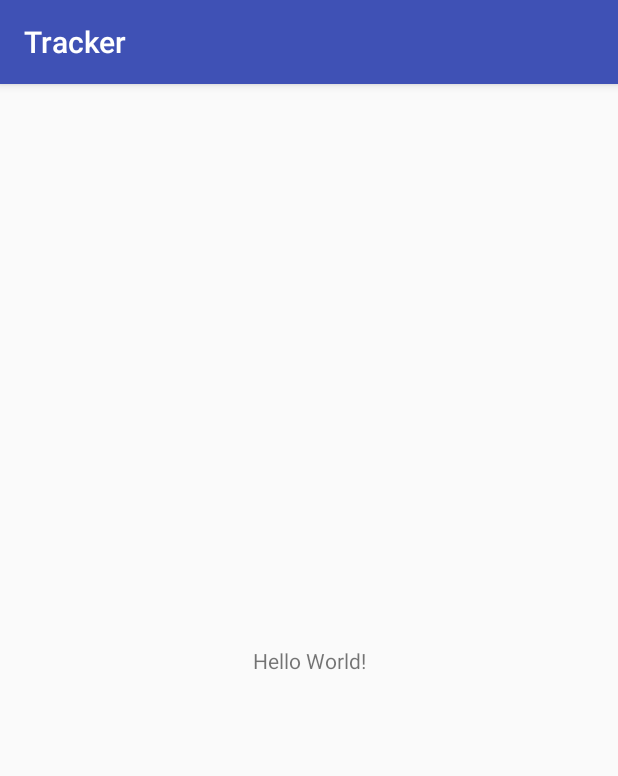
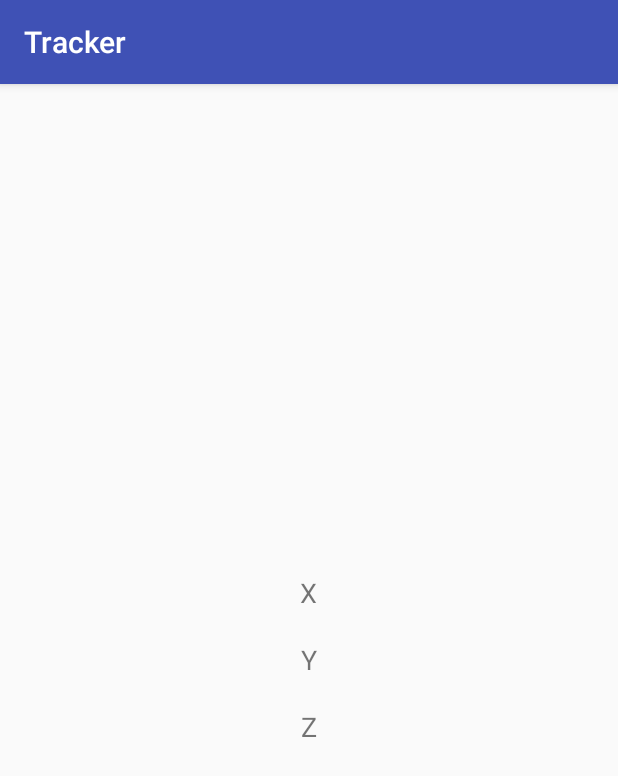
Before and after one commit to iyush1993/tracker, an Android app: the screen it shows after launch (MainActivity), on a phone screen of 412 x 824 dp. Shown: the top 776 px of the screen. Run offline under Robolectric (Android 15) with nearby library versions, the phone set to English and light mode, and no system bars.

Commit message:
Basic Working

```diff
--- a/app/src/main/java/com/example/aayush/tracker/MainActivity.java
+++ b/app/src/main/java/com/example/aayush/tracker/MainActivity.java
@@ -3,11 +3,49 @@ package com.example.aayush.tracker;
 import android.support.v7.app.AppCompatActivity;
 import android.os.Bundle;
 
-public class MainActivity extends AppCompatActivity {
+import android.hardware.Sensor;
+import android.hardware.SensorManager;
+import android.hardware.SensorEvent;
+import android.hardware.SensorEventListener;
+import android.widget.TextView;
+
+import java.util.Locale;
+
+public class MainActivity extends AppCompatActivity implements SensorEventListener {
+    private TextView xTextView, yTextView, zTextView;
+    private Sensor sensor;
+    private SensorManager sensorManager;
 
     @Override
     protected void onCreate(Bundle savedInstanceState) {
         super.onCreate(savedInstanceState);
         setContentView(R.layout.activity_main);
+
+        xTextView = findViewById(R.id.xTextView);
+        yTextView = findViewById(R.id.yTextView);
+        zTextView = findViewById(R.id.zTextView);
+
+        // Creating sensor manager
+        sensorManager = (SensorManager)getSystemService(SENSOR_SERVICE);
+
+        // Accelerometer Sensor
+        sensor = sensorManager.getDefaultSensor(Sensor.TYPE_ACCELEROMETER);
+
+        // Register sensor
+        sensorManager.registerListener(this, sensor, SensorManager.SENSOR_DELAY_NORMAL);
+
+
+    }
+
+    @Override
+    public void onSensorChanged(SensorEvent sensorEvent) {
+        xTextView.setText("X: " + sensorEvent.values[0]);
+        yTextView.setText("Y: " + sensorEvent.values[1]);
+        zTextView.setText("Z: " + sensorEvent.values[2]);
+    }
+
+    @Override
+    public void onAccuracyChanged(Sensor sensor, int i) {
+        // Not useful for now
     }
 }
--- a/app/src/main/res/layout/activity_main.xml
+++ b/app/src/main/res/layout/activity_main.xml
@@ -1,19 +1,34 @@
 <?xml version="1.0" encoding="utf-8"?>
-<android.support.constraint.ConstraintLayout
+<LinearLayout
     xmlns:android="http://schemas.android.com/apk/res/android"
     xmlns:app="http://schemas.android.com/apk/res-auto"
     xmlns:tools="http://schemas.android.com/tools"
     android:layout_width="match_parent"
     android:layout_height="match_parent"
+    android:orientation="vertical"
+    android:gravity="center"
     tools:context=".MainActivity">
 
     <TextView
+        android:id="@+id/xTextView"
         android:layout_width="wrap_content"
         android:layout_height="wrap_content"
-        android:text="Hello World!"
-        app:layout_constraintBottom_toBottomOf="parent"
-        app:layout_constraintLeft_toLeftOf="parent"
-        app:layout_constraintRight_toRightOf="parent"
-        app:layout_constraintTop_toTopOf="parent" />
+        android:text="X"
+        android:textSize="18sp"
+        android:layout_marginBottom="20dp"/>
+    <TextView
+        android:id="@+id/yTextView"
+        android:layout_width="wrap_content"
+        android:layout_height="wrap_content"
+        android:text="Y"
+        android:textSize="18sp"
+        android:layout_marginBottom="20dp"/>
+    <TextView
+        android:id="@+id/zTextView"
+        android:layout_width="wrap_content"
+        android:layout_height="wrap_content"
+        android:text="Z"
+        android:textSize="18sp"/>
 
-</android.support.constraint.ConstraintLayout>
+
+</LinearLayout>
--- a/app/src/main/res/values/styles.xml
+++ b/app/src/main/res/values/styles.xml
@@ -1,7 +1,7 @@
 <resources>
 
     <!-- Base application theme. -->
-    <style name="AppTheme" parent="Theme.AppCompat.Light.DarkActionBar">
+    <style name="AppTheme" parent="Base.Theme.AppCompat.Light.DarkActionBar">
         <!-- Customize your theme here. -->
         <item name="colorPrimary">@color/colorPrimary</item>
         <item name="colorPrimaryDark">@color/colorPrimaryDark</item>
```
